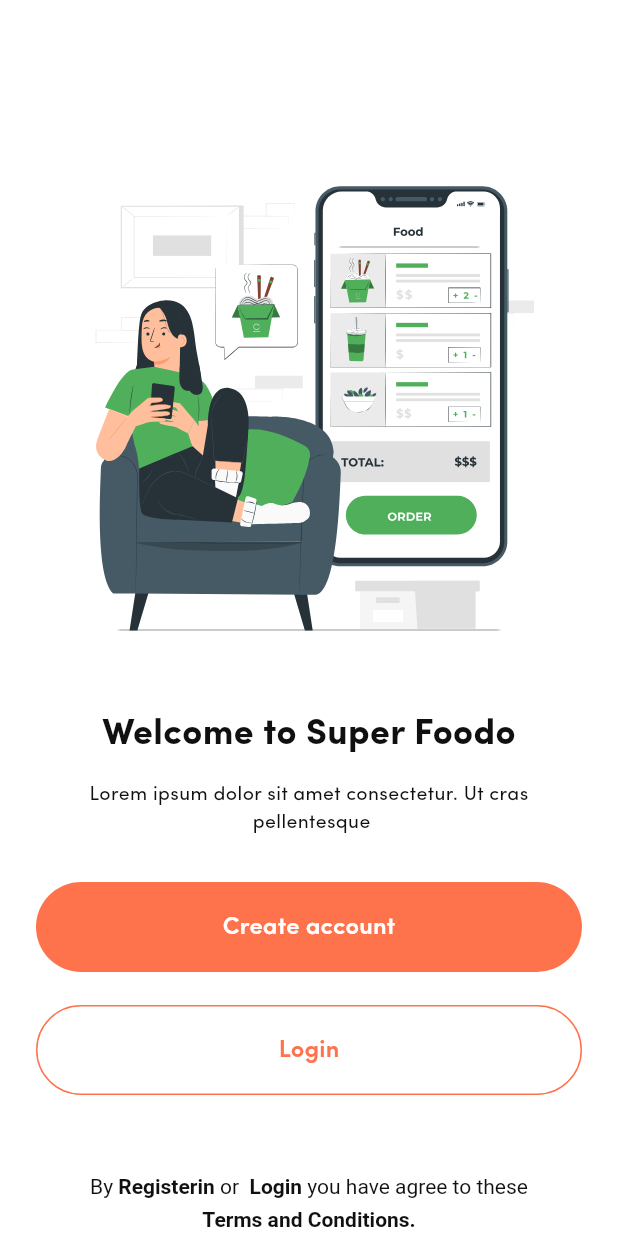
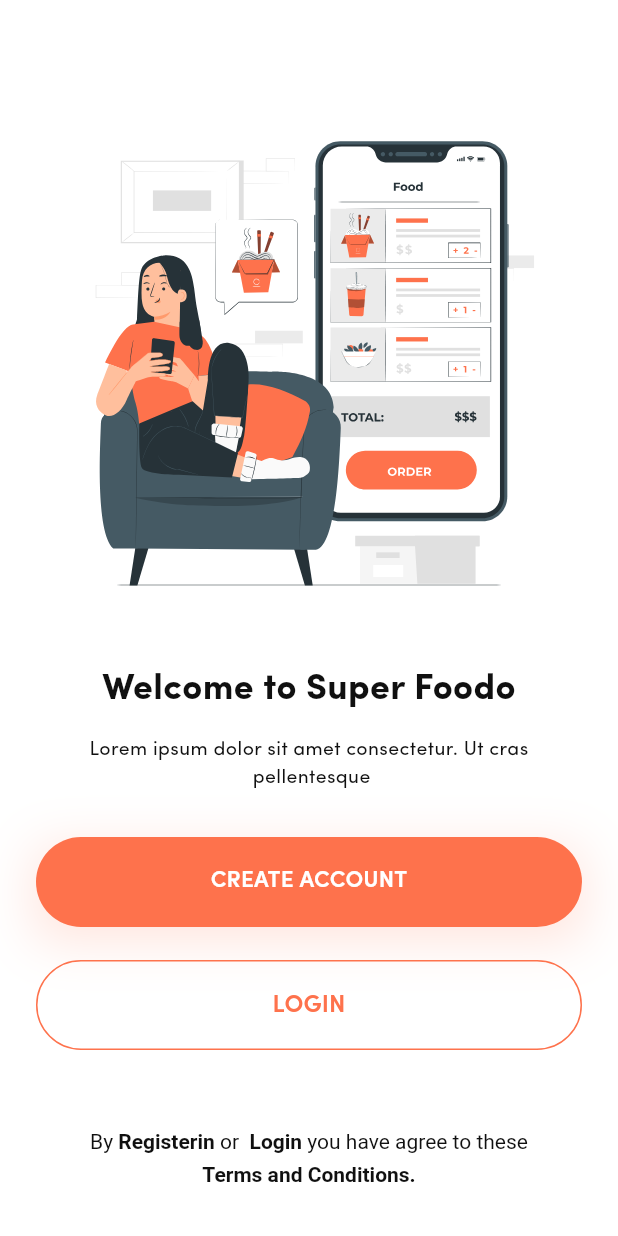
Before and after one commit to joseperu2503/flutter_fooddash, a Flutter app: the screen it shows after launch, on a phone screen of 412 x 824 dp. Run offline on Flutter 3.47's test engine with Material 3 defaults, Android fonts, the phone set to English and light mode, and no system bars; our stand-ins replace flutter_riverpod, flutter_svg, go_router.

Commit message:
home y login

```diff
--- a/lib/features/auth/screens/home_screen.dart
+++ b/lib/features/auth/screens/home_screen.dart
@@ -1,4 +1,5 @@
 import 'package:delivery_app/config/constants/app_colors.dart';
+import 'package:delivery_app/features/shared/widgets/custom_button.dart';
 import 'package:flutter/gestures.dart';
 import 'package:flutter/material.dart';
 import 'package:flutter_riverpod/flutter_riverpod.dart';
@@ -56,42 +57,22 @@ class HomeScreen extends ConsumerWidget {
                     const SizedBox(
                       height: 30,
                     ),
-                    FilledButton(
+                    CustomButton(
+                      width: double.infinity,
                       onPressed: () {},
-                      style: FilledButton.styleFrom(
-                        minimumSize: const Size(
-                          double.infinity,
-                          60,
-                        ),
-                        padding: const EdgeInsets.symmetric(horizontal: 16),
-                        shape: RoundedRectangleBorder(
-                          borderRadius: BorderRadius.circular(40),
-                        ),
-                        backgroundColor: AppColors.primary,
-                      ),
-                      child: const Text(
-                        'Create account',
-                        style: TextStyle(
-                          fontSize: 16,
-                          fontWeight: FontWeight.w600,
-                          color: AppColors.white,
-                          height: 19 / 16,
-                          leadingDistribution: TextLeadingDistribution.even,
-                        ),
-                      ),
+                      text: 'CREATE ACCOUNT',
                     ),
                     const SizedBox(
                       height: 22,
                     ),
-                    OutlinedButton(
+                    SizedBox(
+                      height: 60,
+                      width: double.infinity,
+                      child: OutlinedButton(
                         onPressed: () {
                           context.push('/login');
                         },
                         style: OutlinedButton.styleFrom(
-                        minimumSize: const Size(
-                          double.infinity,
-                          60,
-                        ),
                           padding: const EdgeInsets.symmetric(horizontal: 16),
                           shape: RoundedRectangleBorder(
                             borderRadius: BorderRadius.circular(40),
@@ -102,13 +83,14 @@ class HomeScreen extends ConsumerWidget {
                           // backgroundColor: AppColors.primaryGreen,
                         ),
                         child: const Text(
-                        'Login',
+                          'LOGIN',
                           style: TextStyle(
                             fontSize: 16,
                             fontWeight: FontWeight.w600,
                             color: AppColors.primary,
                             height: 19 / 16,
                             leadingDistribution: TextLeadingDistribution.even,
+                          ),
                         ),
                       ),
                     ),
@@ -163,6 +145,9 @@ class HomeScreen extends ConsumerWidget {
                         ],
                       ),
                     ),
+                    const SizedBox(
+                      height: 30,
+                    ),
                   ],
                 ),
               ),
--- a/lib/features/auth/screens/login_screen.dart
+++ b/lib/features/auth/screens/login_screen.dart
@@ -3,6 +3,7 @@ import 'package:delivery_app/features/auth/providers/auth_provider.dart';
 import 'package:delivery_app/features/shared/widgets/back_button.dart';
 import 'package:delivery_app/features/shared/widgets/custom_button.dart';
 import 'package:flutter/material.dart';
+import 'package:flutter/services.dart';
 import 'package:flutter_riverpod/flutter_riverpod.dart';
 
 class LoginScreen extends ConsumerStatefulWidget {
@@ -15,17 +16,9 @@ class LoginScreen extends ConsumerStatefulWidget {
 class LoginScreenState extends ConsumerState<LoginScreen> {
   @override
   Widget build(BuildContext context) {
-    return Stack(
-      children: [
-        Scaffold(
-          body: CustomScrollView(
-            physics: const ClampingScrollPhysics(),
-            slivers: [
-              SliverAppBar(
-                automaticallyImplyLeading: false,
-                backgroundColor: AppColors.white,
-                toolbarHeight: 60,
-                flexibleSpace: Stack(
+    return Container(
+      color: AppColors.background,
+      child: Stack(
         children: [
           Positioned(
             top: -40,
@@ -51,7 +44,7 @@ class LoginScreenState extends ConsumerState<LoginScreen> {
               height: 165,
               decoration: const BoxDecoration(
                 shape: BoxShape.circle,
-                          color: AppColors.orange20,
+                color: Color(0xffFFECE7),
               ),
             ),
           ),
@@ -67,6 +60,18 @@ class LoginScreenState extends ConsumerState<LoginScreen> {
               ),
             ),
           ),
+          Scaffold(
+            backgroundColor: Colors.transparent,
+            body: CustomScrollView(
+              physics: const ClampingScrollPhysics(),
+              slivers: [
+                SliverAppBar(
+                  automaticallyImplyLeading: false,
+                  backgroundColor: Colors.transparent,
+                  systemOverlayStyle: SystemUiOverlayStyle.dark,
+                  toolbarHeight: 60,
+                  flexibleSpace: Stack(
+                    children: [
                       SafeArea(
                         child: Container(
                           padding: const EdgeInsets.symmetric(
@@ -258,7 +263,8 @@ class LoginScreenState extends ConsumerState<LoginScreen> {
                                 fontWeight: FontWeight.w400,
                                 color: AppColors.primary,
                                 height: 1,
-                              leadingDistribution: TextLeadingDistribution.even,
+                                leadingDistribution:
+                                    TextLeadingDistribution.even,
                               ),
                             ),
                           ),
@@ -288,6 +294,7 @@ class LoginScreenState extends ConsumerState<LoginScreen> {
             ),
           ),
         ],
+      ),
     );
   }
 }
```
Also changed, not shown: assets/icons/home.svg. Lines whose indentation alone changed are shown as unchanged.
